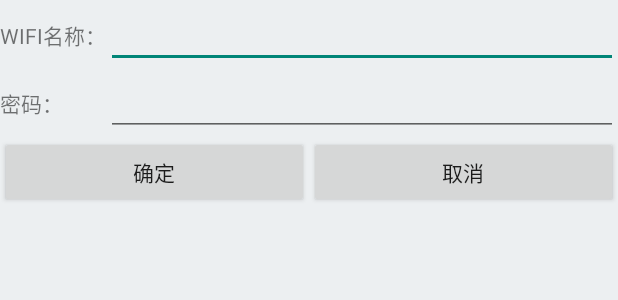
After one commit to xpengfei/MyDesign, an Android app: the layout config_wifi.xml on its own in the app's theme, with its tools: preview values and no code run, on a phone screen of 412 x 824 dp. The commit adds this screen. Shown: the top 300 px of the screen. Run offline under Robolectric (Android 15) with nearby library versions, the phone set to English and light mode, and no system bars.

Commit message:
修改配网的弹出框，待实现后台逻辑代码

```diff
--- a/app/src/main/res/layout/activity_chat.xml
+++ b/app/src/main/res/layout/activity_chat.xml
@@ -20,6 +20,12 @@
             android:layout_width="0dp"
             android:layout_height="wrap_content"
             android:text="指令"
+            android:layout_weight="1"/>
+        <Button
+            android:id="@+id/configWifi"
+            android:layout_width="0dp"
+            android:layout_height="wrap_content"
+            android:text="配网"
             android:layout_weight="1"/>
         <Button
             android:id="@+id/deleteBtn"
--- /dev/null
+++ b/app/src/main/res/layout/config_wifi.xml
@@ -0,0 +1,55 @@
+<?xml version="1.0" encoding="utf-8"?>
+<LinearLayout xmlns:android="http://schemas.android.com/apk/res/android"
+    android:id="@+id/root"
+    android:layout_width="fill_parent"
+    android:layout_height="fill_parent"
+    android:orientation="vertical"
+    android:background="@color/white"
+    >
+    <TableLayout
+        android:layout_width="match_parent"
+        android:layout_height="wrap_content"
+        android:stretchColumns="1">
+        <TableRow>
+            <TextView
+                android:layout_height="wrap_content"
+                android:text="WIFI名称："
+                />
+            <EditText
+                android:id="@+id/username"
+                android:layout_width="wrap_content"
+                android:layout_height="wrap_content"
+                />
+        </TableRow>
+        <TableRow>
+            <TextView
+                android:layout_height="wrap_content"
+                android:text="密码："
+                />
+            <EditText
+                android:id="@+id/password"
+                android:layout_width="wrap_content"
+                android:layout_height="wrap_content" />
+        </TableRow>
+    </TableLayout>
+    <TableLayout
+        android:layout_width="fill_parent"
+        android:layout_height="match_parent">
+        <TableRow android:gravity="center">
+            <Button
+                android:id="@+id/btn_login"
+                android:layout_width="wrap_content"
+                android:layout_height="wrap_content"
+                android:layout_weight="1"
+                android:text="确定"
+                />
+            <Button
+                android:id="@+id/btn_cancellogin"
+                android:layout_width="wrap_content"
+                android:layout_height="wrap_content"
+                android:layout_weight="1"
+                android:text="取消"
+                />
+        </TableRow>
+    </TableLayout>
+</LinearLayout>
--- a/app/src/main/res/values/colors.xml
+++ b/app/src/main/res/values/colors.xml
@@ -3,4 +3,5 @@
     <color name="colorPrimary">#3F51B5</color>
     <color name="colorPrimaryDark">#303F9F</color>
     <color name="colorAccent">#FF4081</color>
+    <color name="white">#eceff1</color>
 </resources>
--- a/app/src/main/res/values/strings.xml
+++ b/app/src/main/res/values/strings.xml
@@ -17,7 +17,6 @@
         <item>打开WiFi</item>
         <item>关闭WiFi</item>
         <item>当前WiFi信息</item>
-        <item>配网</item>
         <item>获取当前网络状态</item>
     </array>
 </resources>
```
Also changed, not shown: app/src/main/java/com/example/xpengfei/mybluetoothtest41/activity/MainActivity.java (+38 -12 lines).
